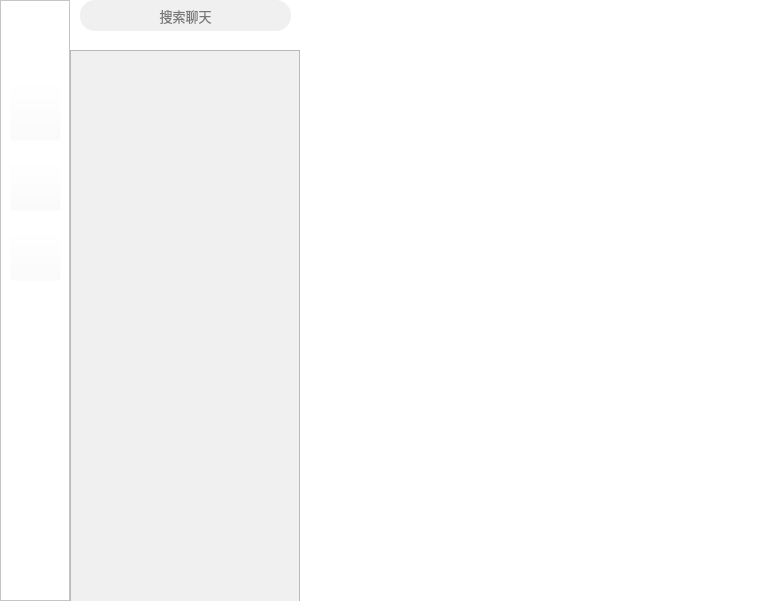
Old version of the form client/litechat_interface.ui in the repository joshmiao/LiteChat.
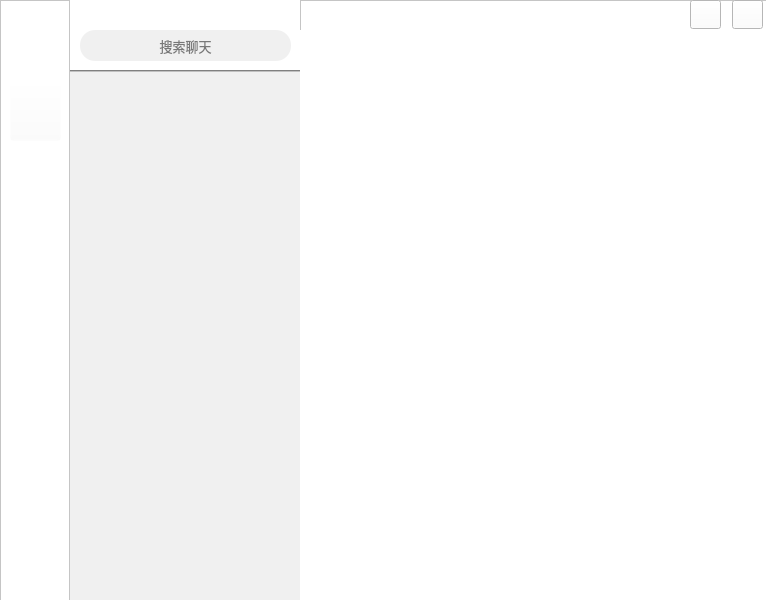
New version of the form. Icons and pictures are not drawn.

Patch:
```diff
--- a/client/litechat_interface.ui
+++ b/client/litechat_interface.ui
@@ -7,7 +7,7 @@
     <x>0</x>
     <y>0</y>
     <width>766</width>
-    <height>601</height>
+    <height>600</height>
    </rect>
   </property>
   <property name="minimumSize">
@@ -27,9 +27,9 @@
     <property name="geometry">
      <rect>
       <x>300</x>
-      <y>0</y>
+      <y>30</y>
       <width>471</width>
-      <height>601</height>
+      <height>571</height>
      </rect>
     </property>
     <layout class="QHBoxLayout" name="horizontalLayout">
@@ -90,6 +90,7 @@
      <property name="styleSheet">
       <string notr="true">background-color: rgba(255, 255, 255, 0);
 border-image: url(:/img/addfriend1.png);
+border-radius:10px;
 </string>
      </property>
      <property name="text">
@@ -123,7 +124,7 @@
       </rect>
      </property>
      <property name="styleSheet">
-      <string notr="true">
+      <string notr="true">border-radius:10px;
 border-image: url(:/img/creategroup.png);
 background-color: rgba(255, 255, 255, 0);
 </string>
@@ -137,7 +138,7 @@
     <property name="geometry">
      <rect>
       <x>80</x>
-      <y>0</y>
+      <y>30</y>
       <width>211</width>
       <height>31</height>
      </rect>
@@ -165,18 +166,92 @@
     <property name="geometry">
      <rect>
       <x>70</x>
-      <y>50</y>
+      <y>70</y>
       <width>230</width>
-      <height>561</height>
+      <height>541</height>
      </rect>
     </property>
     <property name="styleSheet">
-     <string notr="true">background-color: rgb(240, 240, 240);</string>
+     <string notr="true">background-color: rgb(240, 240, 240);
+border-radius:0;
+
+border-top:2px groove gray;
+</string>
     </property>
     <property name="horizontalScrollBarPolicy">
      <enum>Qt::ScrollBarAlwaysOff</enum>
     </property>
    </widget>
+   <widget class="QFrame" name="frame_2">
+    <property name="geometry">
+     <rect>
+      <x>300</x>
+      <y>0</y>
+      <width>471</width>
+      <height>601</height>
+     </rect>
+    </property>
+    <property name="styleSheet">
+     <string notr="true">QFrame{
+	background-image: url(:/img/dialogbg.jpeg);
+background-color: rgba(255, 255, 255, 0);
+border-radius:0;
+border-left:2px solid gray;
+};</string>
+    </property>
+    <property name="frameShape">
+     <enum>QFrame::StyledPanel</enum>
+    </property>
+    <property name="frameShadow">
+     <enum>QFrame::Raised</enum>
+    </property>
+    <widget class="QPushButton" name="pushButton_4">
+     <property name="geometry">
+      <rect>
+       <x>390</x>
+       <y>0</y>
+       <width>31</width>
+       <height>29</height>
+      </rect>
+     </property>
+     <property name="styleSheet">
+      <string notr="true">QPushButton#pushButton_4{
+background-color: rgb(255, 255, 255,0);
+border-radius:10px;
+border-image: url(:/img/minus.png);
+};
+</string>
+     </property>
+     <property name="text">
+      <string/>
+     </property>
+    </widget>
+    <widget class="QPushButton" name="pushButton_5">
+     <property name="geometry">
+      <rect>
+       <x>432</x>
+       <y>0</y>
+       <width>31</width>
+       <height>29</height>
+      </rect>
+     </property>
+     <property name="styleSheet">
+      <string notr="true">QPushButton#pushButton_5{
+background-color: rgb(255, 255, 255,0);
+border-radius:10px;
+border-image: url(:/img/close.png);
+};</string>
+     </property>
+     <property name="text">
+      <string/>
+     </property>
+    </widget>
+   </widget>
+   <zorder>frame_2</zorder>
+   <zorder>horizontalLayoutWidget</zorder>
+   <zorder>frame</zorder>
+   <zorder>lineEdit</zorder>
+   <zorder>listWidget</zorder>
   </widget>
  </widget>
  <resources/>
```
